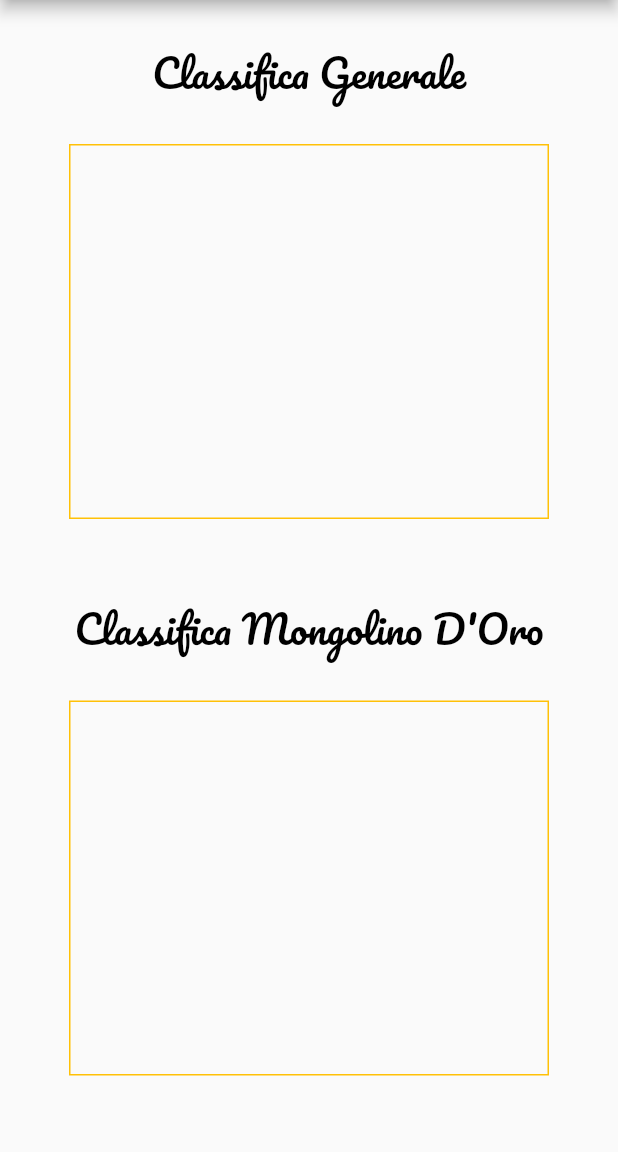
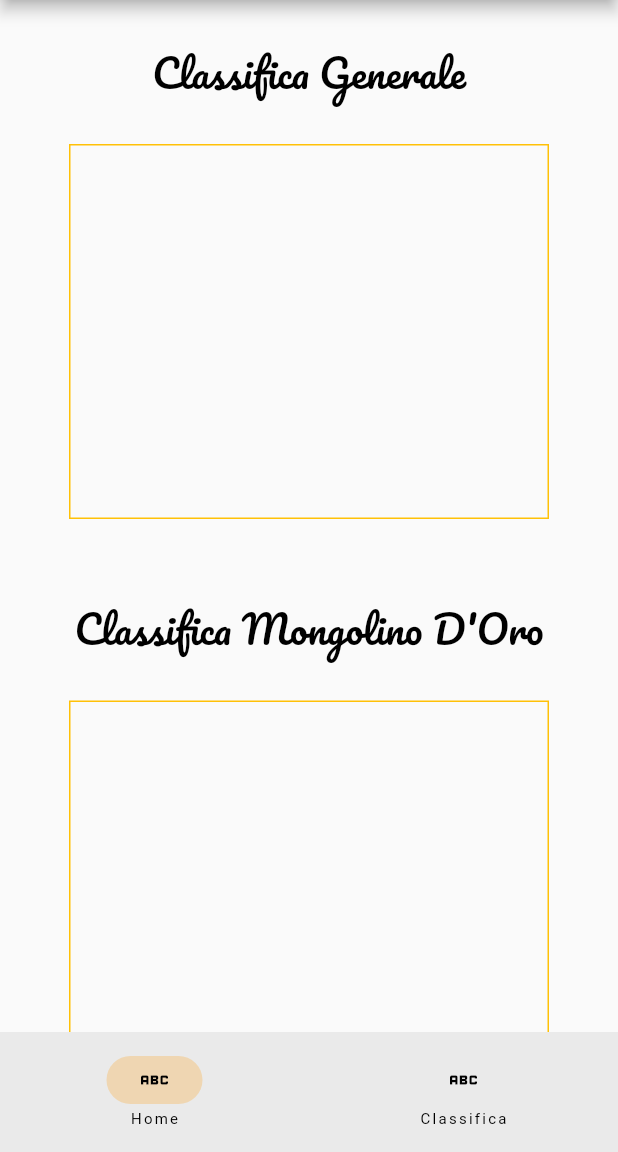
Before and after one commit to simoneriatti/OnlyFriends, a Flutter app: the screen it shows after launch, on a phone screen of 412 x 824 dp, the part 84-1236 px from its top. Run offline on Flutter 3.47's test engine with Material 2 defaults, Android fonts, the phone set to English and light mode, and no system bars; our stand-ins replace google_fonts.

Commit message:
init bottom bar

```diff
--- a/only_friends/lib/screen/leadboard.dart
+++ b/only_friends/lib/screen/leadboard.dart
@@ -1,5 +1,6 @@
 import 'package:flutter/material.dart';
 import 'package:google_fonts/google_fonts.dart';
+import 'package:only_friends/widget/bottom_naviagtion_bar.dart';
 
 class LeadBoard extends StatelessWidget {
   const LeadBoard({super.key});
@@ -7,6 +8,7 @@ class LeadBoard extends StatelessWidget {
   @override
   Widget build(BuildContext context) {
     return Scaffold(
+      bottomNavigationBar: BottomBar(),
       appBar: AppBar(
         centerTitle: true,
         // elevation: 0,
@@ -52,12 +54,13 @@ class LeadBoard extends StatelessWidget {
                       border: Border.all(color: Colors.amber)
                     ),
                     child: Column(
-
                     )
                   ),
                 ),
               ],
-        ),]
+        ),
+
+        ]
       )
     );
   }
--- /dev/null
+++ b/only_friends/lib/widget/bottom_naviagtion_bar.dart
@@ -0,0 +1,18 @@
+import 'package:flutter/material.dart';
+
+class BottomBar extends StatefulWidget {
+    const BottomBar({super.key});
+
+  @override
+  State<BottomBar> createState() => _BottomBarState();
+}
+
+class _BottomBarState extends State<BottomBar> {
+  @override
+  Widget build(BuildContext context) {
+    return NavigationBar(
+      destinations: [NavigationDestination(icon: Icon(Icons.abc),label: "Home",),
+      NavigationDestination(icon: Icon(Icons.abc),label: "Classifica",)],
+    );
+  }
+}
```
